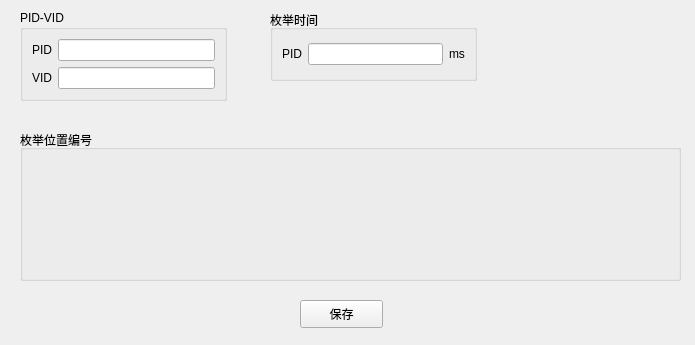
Above: UI/usbcontrolconfig.ui from ReceiverUsb-rapoo/ReceiverUsbTest before the change. Below: the same form after it.
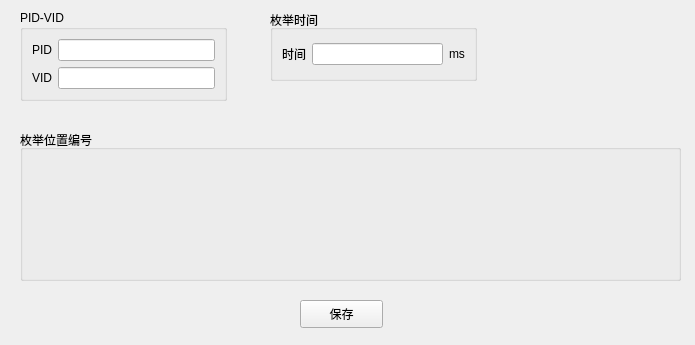
That is the form after the change.

Diff of the .ui file:
```diff
--- a/UI/usbcontrolconfig.ui
+++ b/UI/usbcontrolconfig.ui
@@ -142,7 +142,7 @@
        </font>
       </property>
       <property name="text">
-       <string>PID</string>
+       <string>时间</string>
       </property>
      </widget>
     </item>
```
